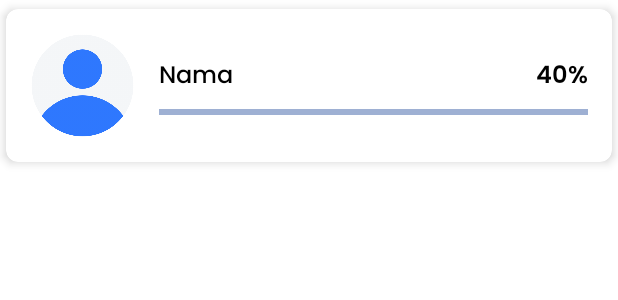
After one commit to MhmmdRFadhil/UrSkripsi, an Android app: the layout item_row_leaderboard.xml on its own in the app's theme, with its tools: preview values and no code run, on a phone screen of 412 x 824 dp. The commit adds this screen. Shown: the top 300 px of the screen. Run offline under Robolectric (Android 15) with nearby library versions, the phone set to English and light mode, and no system bars.

Commit message:
Create LeaderBoardFragment.kt

```diff
--- a/app/src/main/java/com/capstone/urskripsi/utils/Constant.kt
+++ b/app/src/main/java/com/capstone/urskripsi/utils/Constant.kt
@@ -18,5 +18,6 @@ class Constant {
         const val FIREBASE_EMAIL = "email"
         const val FIREBASE_UNIVERSITY_NAME = "universityName"
         const val FIREBASE_STUDY_PROGRAM = "studyProgram"
+        const val FIREBASE_PROGRESS = "progress"
     }
 }
--- /dev/null
+++ b/app/src/main/res/layout/item_row_leaderboard.xml
@@ -0,0 +1,91 @@
+<?xml version="1.0" encoding="utf-8"?>
+<androidx.cardview.widget.CardView xmlns:android="http://schemas.android.com/apk/res/android"
+    xmlns:card_view="http://schemas.android.com/apk/res-auto"
+    xmlns:tools="http://schemas.android.com/tools"
+    android:layout_width="match_parent"
+    android:layout_height="wrap_content"
+    android:clickable="true"
+    android:focusable="true"
+    android:foreground="?android:attr/selectableItemBackground"
+    card_view:cardCornerRadius="8dp"
+    card_view:cardElevation="4dp"
+    card_view:cardPreventCornerOverlap="false"
+    card_view:cardUseCompatPadding="true">
+
+    <androidx.constraintlayout.widget.ConstraintLayout
+        android:layout_width="match_parent"
+        android:layout_height="wrap_content"
+        android:padding="8dp">
+
+        <ImageView
+            android:id="@+id/imgProfile"
+            android:layout_width="70dp"
+            android:layout_height="70dp"
+            android:layout_marginStart="8dp"
+            android:layout_marginTop="8dp"
+            android:layout_marginBottom="8dp"
+            card_view:layout_constraintBottom_toBottomOf="parent"
+            card_view:layout_constraintStart_toStartOf="parent"
+            card_view:layout_constraintTop_toTopOf="parent"
+            tools:ignore="ContentDescription"
+            tools:src="@drawable/avatar" />
+
+        <TextView
+            android:id="@+id/tv_nama"
+            android:layout_width="0dp"
+            android:layout_height="wrap_content"
+            android:layout_marginStart="16dp"
+            android:layout_marginEnd="16dp"
+            android:layout_marginBottom="8dp"
+            android:fontFamily="@font/poppins_medium"
+            android:maxLines="1"
+            android:textColor="@color/black"
+            android:textSize="16sp"
+            card_view:layout_constraintBottom_toTopOf="@+id/progress_indicator_bar"
+            card_view:layout_constraintEnd_toStartOf="@+id/tv_progress"
+            card_view:layout_constraintHorizontal_bias="0.5"
+            card_view:layout_constraintStart_toEndOf="@+id/imgProfile"
+            card_view:layout_constraintTop_toTopOf="@+id/imgProfile"
+            card_view:layout_constraintVertical_chainStyle="packed"
+            tools:text="@string/nama" />
+
+        <TextView
+            android:id="@+id/tv_progress"
+            android:layout_width="wrap_content"
+            android:layout_height="wrap_content"
+            android:fontFamily="@font/poppins_semi_bold"
+            android:textColor="@color/black"
+            android:textSize="16sp"
+            card_view:layout_constraintBottom_toBottomOf="@+id/tv_nama"
+            card_view:layout_constraintEnd_toStartOf="@+id/tv_percent"
+            card_view:layout_constraintTop_toTopOf="@+id/tv_nama"
+            tools:text="40" />
+
+        <TextView
+            android:id="@+id/tv_percent"
+            android:layout_width="wrap_content"
+            android:layout_height="wrap_content"
+            android:layout_marginEnd="8dp"
+            android:fontFamily="@font/poppins_semi_bold"
+            android:text="@string/percent"
+            android:textColor="@color/black"
+            android:textSize="16sp"
+            card_view:layout_constraintBottom_toBottomOf="@+id/tv_nama"
+            card_view:layout_constraintEnd_toEndOf="parent"
+            card_view:layout_constraintTop_toTopOf="@+id/tv_nama" />
+
+        <com.google.android.material.progressindicator.LinearProgressIndicator
+            android:id="@+id/progress_indicator_bar"
+            android:layout_width="0dp"
+            android:layout_height="wrap_content"
+            android:background="@color/progress_color"
+            android:progressBackgroundTint="@color/progress_color"
+            android:secondaryProgressTint="@color/primaryColor"
+            card_view:layout_constraintBottom_toBottomOf="@+id/imgProfile"
+            card_view:layout_constraintEnd_toEndOf="@+id/tv_percent"
+            card_view:layout_constraintHorizontal_bias="0.5"
+            card_view:layout_constraintStart_toStartOf="@+id/tv_nama"
+            card_view:layout_constraintTop_toBottomOf="@+id/tv_nama" />
+
+    </androidx.constraintlayout.widget.ConstraintLayout>
+</androidx.cardview.widget.CardView>
--- a/build.gradle
+++ b/build.gradle
@@ -5,7 +5,7 @@ buildscript {
         mavenCentral()
     }
     dependencies {
-        classpath "com.android.tools.build:gradle:7.0.3"
+        classpath "com.android.tools.build:gradle:7.0.4"
         classpath "org.jetbrains.kotlin:kotlin-gradle-plugin:1.6.0"
         classpath 'com.google.gms:google-services:4.3.10'
 
```
Also changed, not shown: app/src/main/java/com/capstone/urskripsi/ui/content/leaderboard/LeaderBoard.kt (added, +7 -0 lines), app/src/main/java/com/capstone/urskripsi/ui/content/leaderboard/LeaderBoardAdapter.kt (added, +34 -0 lines), app/src/main/java/com/capstone/urskripsi/ui/content/leaderboard/LeaderBoardFragment.kt (+65 -1 lines), app/src/main/res/layout/fragment_leader_board.xml (+14 -0 lines).
